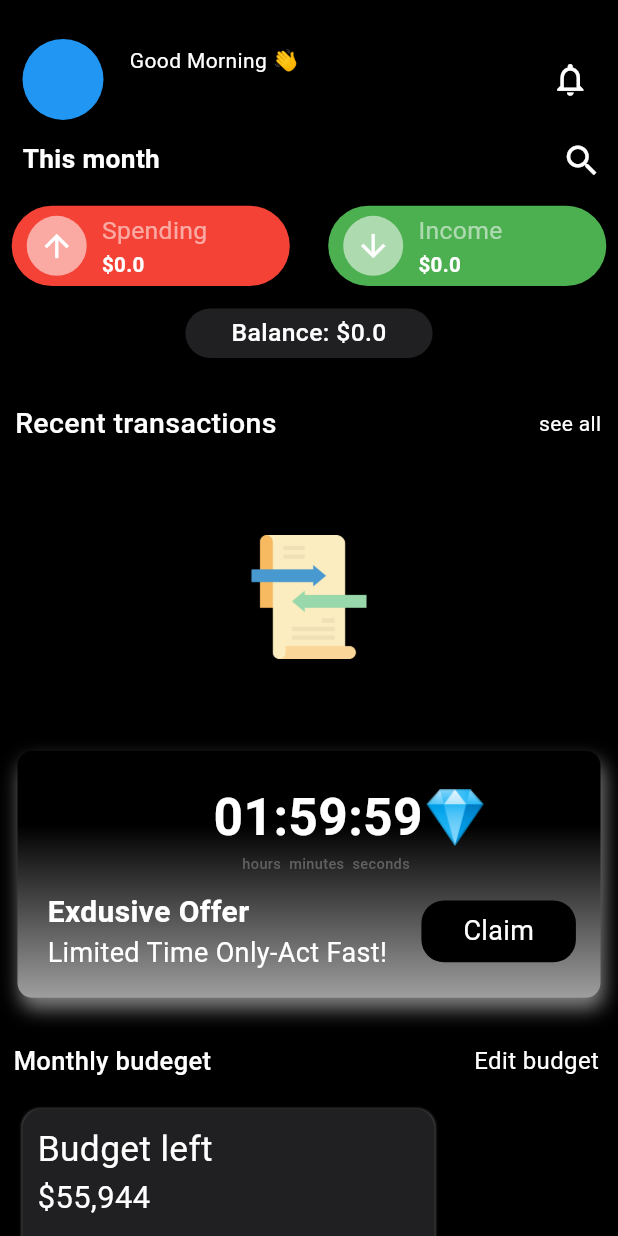
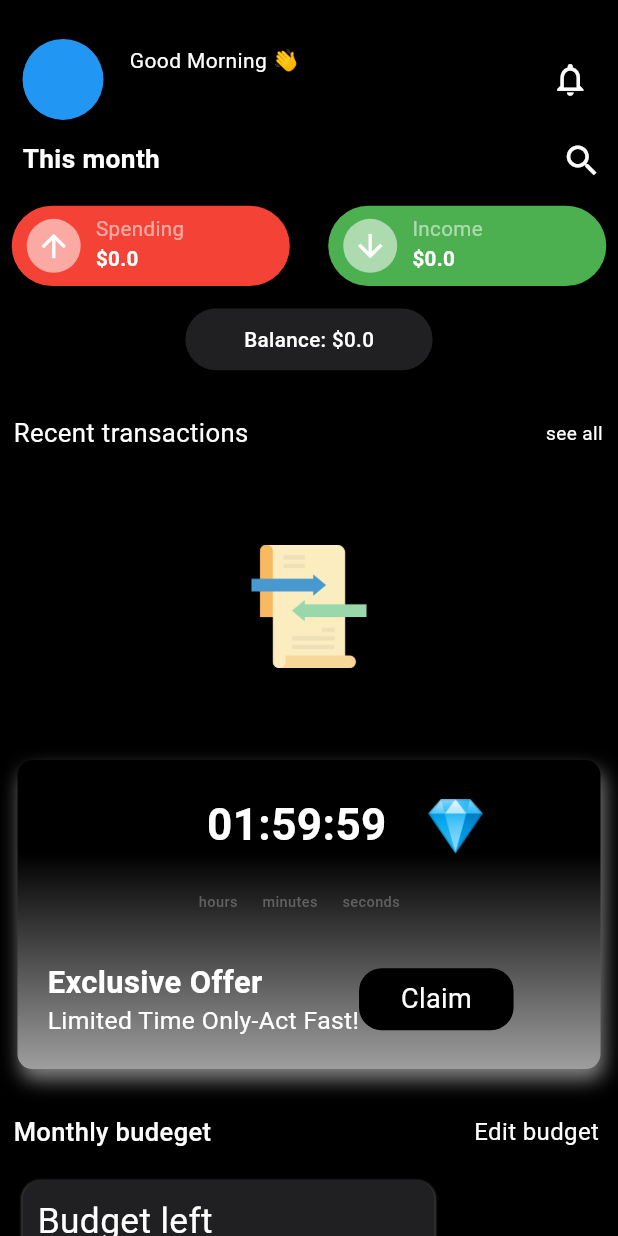
Before and after one commit to MauryaAayush/budget_tracker_app, a Flutter app: the HomeScreen screen opened by its route, on a phone screen of 412 x 824 dp. Run offline on Flutter 3.47's test engine with Material 3 defaults, Android fonts, the phone set to English and light mode, and no system bars; our stand-ins replace google_fonts, image_picker, pdf, pie_chart, printing; missing offline and left inert: curved_nav_bar.

Commit message:
Radhey Radhey

```diff
--- a/lib/main.dart
+++ b/lib/main.dart
@@ -47,7 +47,7 @@ class BudgetTracker extends StatelessWidget {
       ],
       child: MaterialApp(
         debugShowCheckedModeBanner: false,
-        initialRoute: '/signUp',
+        initialRoute: '/bottem',
         routes: {
           '/': (context) =>  const SplashScreen(),
           '/signUp': (context) =>  const SignUp(),
--- a/lib/view/screens/homeScreen/home.dart
+++ b/lib/view/screens/homeScreen/home.dart
@@ -66,12 +66,13 @@ class _HomeScreenState extends State<HomeScreen> {
                                 color: text,
                               ),
                             ),
+
                             Text(
                               textName.text,
                               style: TextStyle(
                                   color: text,
                                   fontWeight: FontWeight.w500,
-                                  fontSize: 16),
+                                  fontSize: 12),
                             ),
                           ],
                         ),
@@ -137,6 +138,7 @@ class _HomeScreenState extends State<HomeScreen> {
                         ),
                         CircleAvatar(
                           backgroundColor: Colors.white54,
+                          radius: 18,
                           child: Icon(
                             Icons.arrow_upward,
                             color: Colors.white,
@@ -155,7 +157,7 @@ class _HomeScreenState extends State<HomeScreen> {
                               'Spending',
                               style: TextStyle(
                                 color: Colors.white54,
-                                fontSize: height / 50,
+                                fontSize: height / 60,
                               ),
                             ),
                             Text(
@@ -190,6 +192,7 @@ class _HomeScreenState extends State<HomeScreen> {
                         ),
                         CircleAvatar(
                           backgroundColor: Colors.white54,
+                          radius: 18,
                           child: Icon(
                             Icons.arrow_downward,
                             color: Colors.white,
@@ -208,7 +211,7 @@ class _HomeScreenState extends State<HomeScreen> {
                               'Income',
                               style: TextStyle(
                                 color: Colors.white54,
-                                fontSize: height / 50,
+                                fontSize: height / 60,
                               ),
                             ),
                             Text(
@@ -231,7 +234,7 @@ class _HomeScreenState extends State<HomeScreen> {
             ),
             //Balance button
             Container(
-              height: height * 0.04,
+              height: height * 0.05,
               width: width * 0.4,
               decoration: BoxDecoration(
                   borderRadius: BorderRadius.circular(30),
@@ -241,7 +244,7 @@ class _HomeScreenState extends State<HomeScreen> {
                 'Balance: \$${countBalance()}',
                 style: TextStyle(
                   color: Colors.white,
-                    fontSize: height / 50, fontWeight: FontWeight.w500),
+                    fontSize: height / 60, fontWeight: FontWeight.w500),
               )),
             ),
             SizedBox(
@@ -251,12 +254,12 @@ class _HomeScreenState extends State<HomeScreen> {
               children: [
                 Text(
                   '  Recent transactions',
-                  style: TextStyle(color: text,fontWeight: FontWeight.w500, fontSize: 19),
+                  style: TextStyle(color: text,fontWeight: FontWeight.w400, fontSize: height/48),
                 ),
                 Spacer(),
                 Text(
                   'see all   ',
-                  style: TextStyle(color: text,fontSize: 14, fontWeight: FontWeight.w400),
+                  style: TextStyle(color: text,fontSize: height/65, fontWeight: FontWeight.w400),
                 ),
               ],
             ),
@@ -423,7 +426,7 @@ class _HomeScreenState extends State<HomeScreen> {
               height: 20,
             ),
             Container(
-              height: height / 5,
+              height: height / 4,
               width: width / 1.060,
               padding: EdgeInsets.only(top: 20, bottom: 20, left: 20),
               decoration: BoxDecoration(
@@ -458,12 +461,12 @@ class _HomeScreenState extends State<HomeScreen> {
                         '    ${homeProviderfalse.formatTimer(homeProvidertrue.secondsRemaining)}',
                         style: TextStyle(
                           color: text,
-                            fontSize: height / 24, fontWeight: FontWeight.bold),
+                            fontSize: height / 28, fontWeight: FontWeight.bold),
                       ),
                       Text(
-                        '💎',
+                        '   💎',
                         style: TextStyle(
-                            fontSize: height / 24,
+                            fontSize: height / 25,
                             fontWeight: FontWeight.bold,
                             color: Colors.amber),
                       ),
@@ -473,26 +476,29 @@ class _HomeScreenState extends State<HomeScreen> {
                     mainAxisAlignment: MainAxisAlignment.center,
                     children: [
                       Text(
-                        ' hours ',
+                        'hours',
                         style: TextStyle(
                             fontSize: height / 85,
                             fontWeight: FontWeight.w500,
                             color: Colors.grey.shade700),
                       ),
+                      SizedBox(width: width*0.04,),
                       Text(
-                        ' minutes ',
+                        'minutes',
                         style: TextStyle(
                             fontSize: height / 85,
                             fontWeight: FontWeight.w500,
                             color: Colors.grey.shade700),
                       ),
+                      SizedBox(width: width*0.04,),
                       Text(
-                        ' seconds',
+                        'seconds',
                         style: TextStyle(
                             fontSize: height / 85,
                             fontWeight: FontWeight.w500,
                             color: Colors.grey.shade700),
                       ),
+                      SizedBox(width: width*0.08,),
                     ],
                   ),
                   Padding(
@@ -504,11 +510,11 @@ class _HomeScreenState extends State<HomeScreen> {
                           crossAxisAlignment: CrossAxisAlignment.start,
                           children: [
                             Text(
-                              'Exdusive Offer',
+                              'Exclusive Offer',
                               style: TextStyle(
                                 color: text,
                                 fontWeight: FontWeight.bold,
-                                fontSize: 20,
+                                fontSize: height/40,
                               ),
                             ),
                             Text(
@@ -516,7 +522,7 @@ class _HomeScreenState extends State<HomeScreen> {
                               style: TextStyle(
                                 color: text,
                                 fontWeight: FontWeight.w400,
-                                fontSize: 18,
+                                fontSize: height/50,
                               ),
                             ),
                           ],
@@ -524,7 +530,7 @@ class _HomeScreenState extends State<HomeScreen> {
                         Container(
                           height: height / 20,
                           width: width / 4,
-                          margin: EdgeInsets.only(left: width / 18),
+                          // margin: EdgeInsets.only(left: width / 8),
                           alignment: Alignment.center,
                           decoration: BoxDecoration(
                             color: Colors.black,
```
